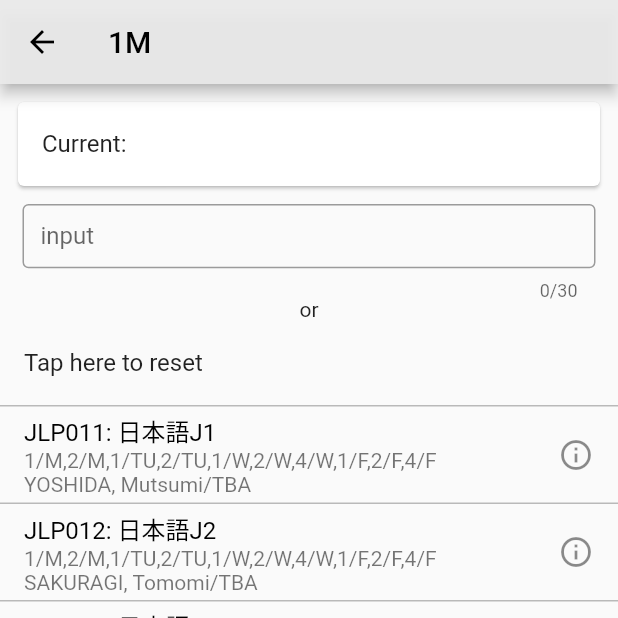
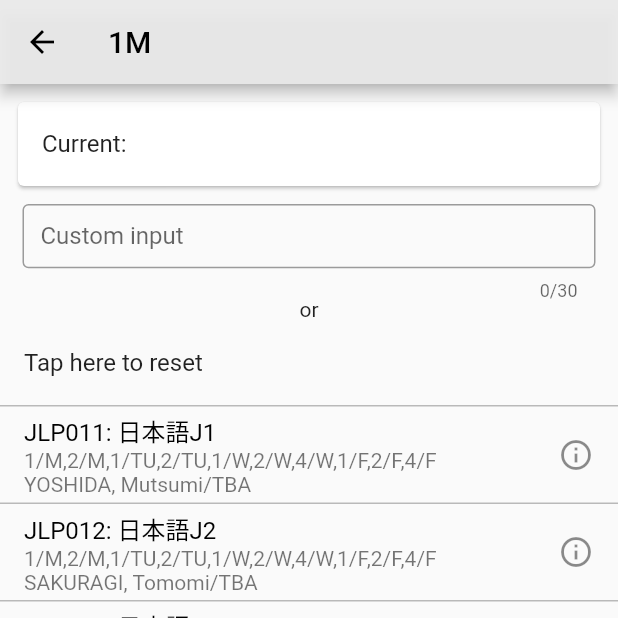
Before and after one commit to RRRGR/ICUApp, a Flutter app: the ChoosePage screen opened directly, on a phone screen of 412 x 824 dp, the top half of it. Run offline on Flutter 3.47's test engine with Material 2 defaults, Android fonts, the phone set to English and light mode, and no system bars; drawn by our look-alikes of google_mobile_ads; our stand-ins replace cloud_firestore, firebase_auth, firebase_core, flutter_riverpod, google_sign_in, shared_preferences; missing offline and left inert: flutter_cached_pdfview, flutter_inappwebview; accounts and stored records are empty; network calls fail.

Commit message:
clarify prompt

```diff
--- a/lib/widgets/choosepage/input.dart
+++ b/lib/widgets/choosepage/input.dart
@@ -25,7 +25,7 @@ class NameInput extends ConsumerWidget {
         obscureText: false,
         decoration: const InputDecoration(
           border: OutlineInputBorder(),
-          labelText: 'input',
+          labelText: 'Custom input',
         ),
       ),
     );
```
